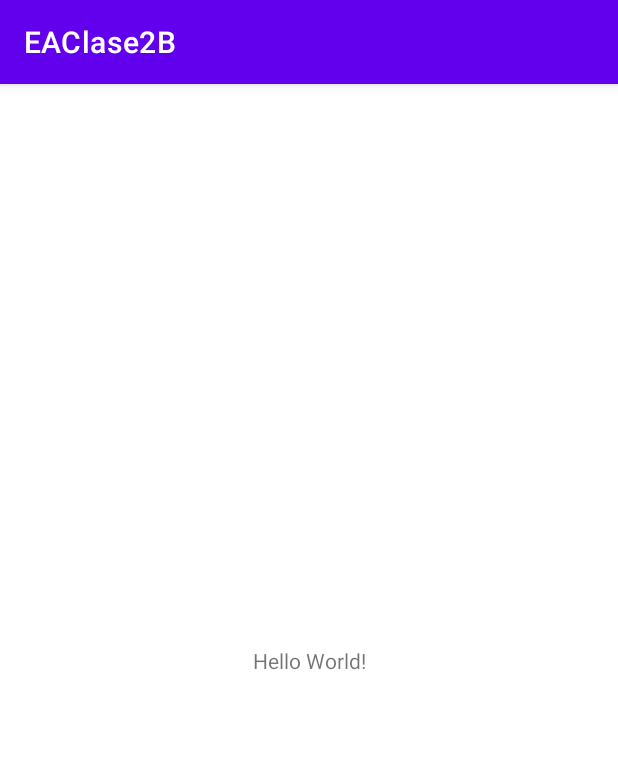
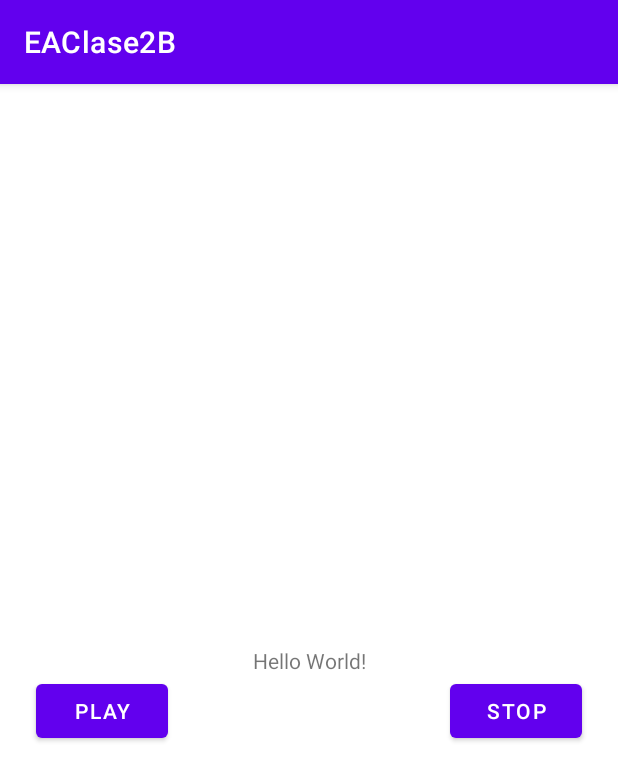
Before and after one commit to Domiciano/EAClase2B, an Android app: the screen it shows after launch (MainActivity), on a phone screen of 412 x 824 dp. Shown: the top 781 px of the screen. Run offline under Robolectric (Android 15) with nearby library versions, the phone set to English and light mode, and no system bars.

Commit message:
Clase terminada

```diff
--- a/app/src/main/java/edu/co/icesi/eaclase2b/MainActivity.java
+++ b/app/src/main/java/edu/co/icesi/eaclase2b/MainActivity.java
@@ -3,15 +3,77 @@ package edu.co.icesi.eaclase2b;
 import androidx.appcompat.app.AppCompatActivity;
 
 import android.os.Bundle;
+import android.util.Log;
+import android.widget.Button;
+import android.widget.TextView;
+import android.widget.Toast;
 
 public class MainActivity extends AppCompatActivity {
+
+    private int counter1 = 0;
+    private TextView counter1TV;
+    private Button play, stop;
+    private boolean counterIsPlaying = false;
 
     @Override
     protected void onCreate(Bundle savedInstanceState) {
         super.onCreate(savedInstanceState);
         setContentView(R.layout.activity_main);
 
+        counter1TV = findViewById(R.id.counter1TV);
 
 
+
+
+        play = findViewById(R.id.play);
+
+        play.setOnClickListener(
+                v->{
+                    if(counterIsPlaying == false){
+                        playCounter();
+                    }else{
+                        Toast.makeText(this, "Ya está corriendo",Toast.LENGTH_SHORT).show();
+                    }
+
+                }
+        );
+
+        stop = findViewById(R.id.stop);
+
+        stop.setOnClickListener(
+                v->{
+                    counterIsPlaying = false;
+                }
+        );
+
     }
+
+
+    public void playCounter(){
+        counterIsPlaying = true;
+        new Thread(
+                ()->{
+
+                    while(counterIsPlaying){
+                        try {
+                            Thread.sleep(100);
+                        } catch (InterruptedException e) {
+                            e.printStackTrace();
+                        }
+                        counter1++;
+                        Log.e(">>>",""+counter1);
+                        runOnUiThread(
+                                ()->{
+                                    counter1TV.setText(""+counter1);
+                                }
+                        );
+                    }
+                    //
+                }
+
+        ).start();
+    }
+
+
+
 }
--- a/app/src/main/res/layout/activity_main.xml
+++ b/app/src/main/res/layout/activity_main.xml
@@ -7,6 +7,7 @@
     tools:context=".MainActivity">
 
     <TextView
+        android:id="@+id/counter1TV"
         android:layout_width="wrap_content"
         android:layout_height="wrap_content"
         android:text="Hello World!"
@@ -15,4 +16,22 @@
         app:layout_constraintRight_toRightOf="parent"
         app:layout_constraintTop_toTopOf="parent" />
 
+    <Button
+        android:id="@+id/play"
+        android:layout_width="wrap_content"
+        android:layout_height="wrap_content"
+        android:layout_marginStart="24dp"
+        android:text="Play"
+        app:layout_constraintStart_toStartOf="parent"
+        app:layout_constraintTop_toBottomOf="@+id/counter1TV" />
+
+    <Button
+        android:id="@+id/stop"
+        android:layout_width="wrap_content"
+        android:layout_height="wrap_content"
+        android:layout_marginEnd="24dp"
+        android:text="Stop"
+        app:layout_constraintEnd_toEndOf="parent"
+        app:layout_constraintTop_toBottomOf="@+id/counter1TV" />
+
 </androidx.constraintlayout.widget.ConstraintLayout>
```
